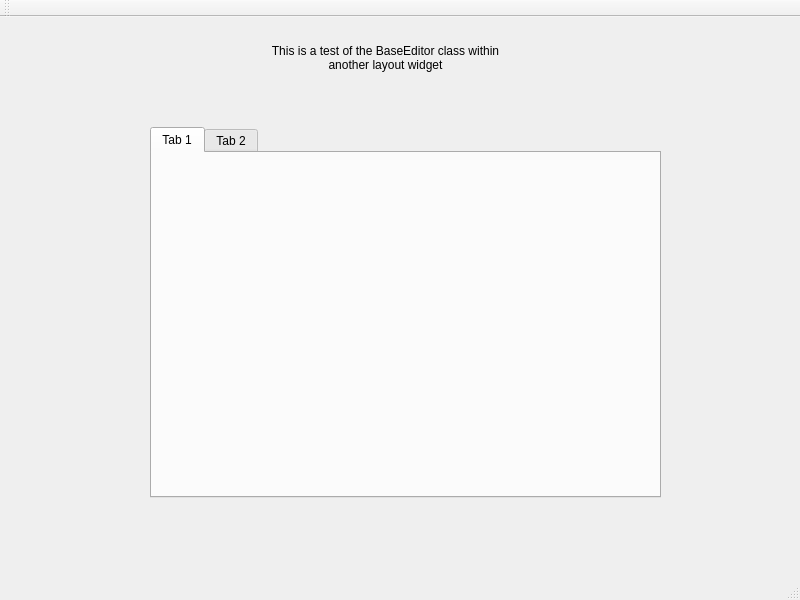
Old version of the form MainWindow.ui in the repository jaycaz/sg-mint.
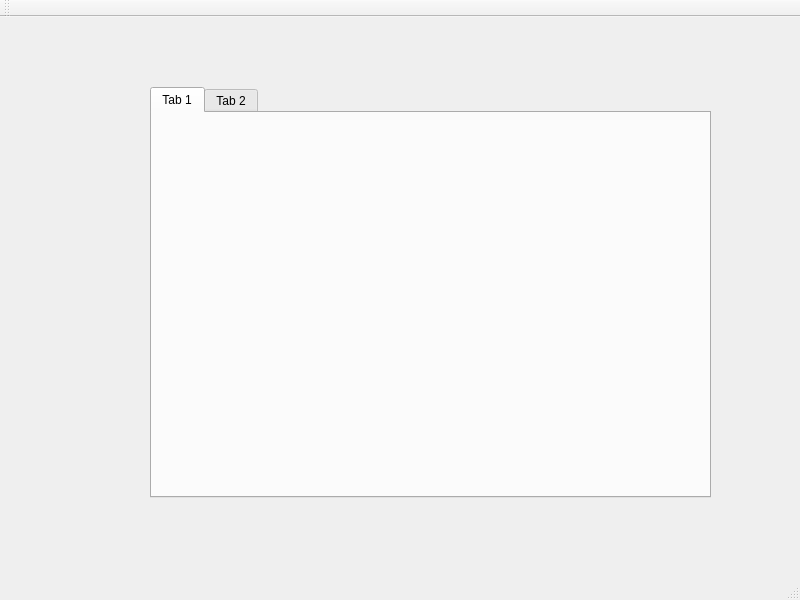
New version of the form. Custom widgets are drawn as their Qt base class.

The edit to the form file:
```diff
--- a/MainWindow.ui
+++ b/MainWindow.ui
@@ -14,32 +14,13 @@
    <string>MainWindow</string>
   </property>
   <widget class="QWidget" name="centralWidget">
-   <widget class="QLabel" name="label">
-    <property name="geometry">
-     <rect>
-      <x>260</x>
-      <y>20</y>
-      <width>251</width>
-      <height>41</height>
-     </rect>
-    </property>
-    <property name="text">
-     <string>This is a test of the BaseEditor class within another layout widget</string>
-    </property>
-    <property name="alignment">
-     <set>Qt::AlignCenter</set>
-    </property>
-    <property name="wordWrap">
-     <bool>true</bool>
-    </property>
-   </widget>
    <widget class="QTabWidget" name="tabWidget">
     <property name="geometry">
      <rect>
       <x>150</x>
-      <y>110</y>
-      <width>511</width>
-      <height>371</height>
+      <y>70</y>
+      <width>561</width>
+      <height>411</height>
      </rect>
     </property>
     <property name="currentIndex">
@@ -84,6 +65,14 @@
   <widget class="QStatusBar" name="statusBar"/>
  </widget>
  <layoutdefault spacing="6" margin="11"/>
+ <customwidgets>
+  <customwidget>
+   <class>ShapeEditor</class>
+   <extends>QWidget</extends>
+   <header>ShapeEditor.h</header>
+   <container>1</container>
+  </customwidget>
+ </customwidgets>
  <resources/>
  <connections/>
 </ui>
```
Left out of the diff: 2 changed lines with no effect on the pictures.
